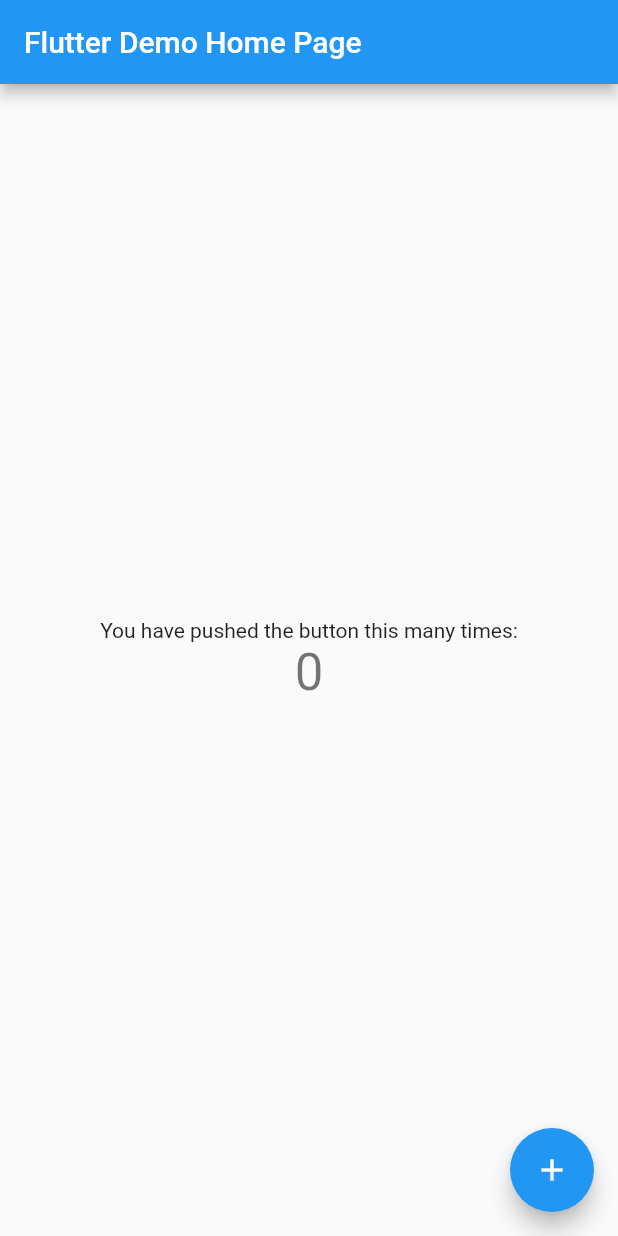
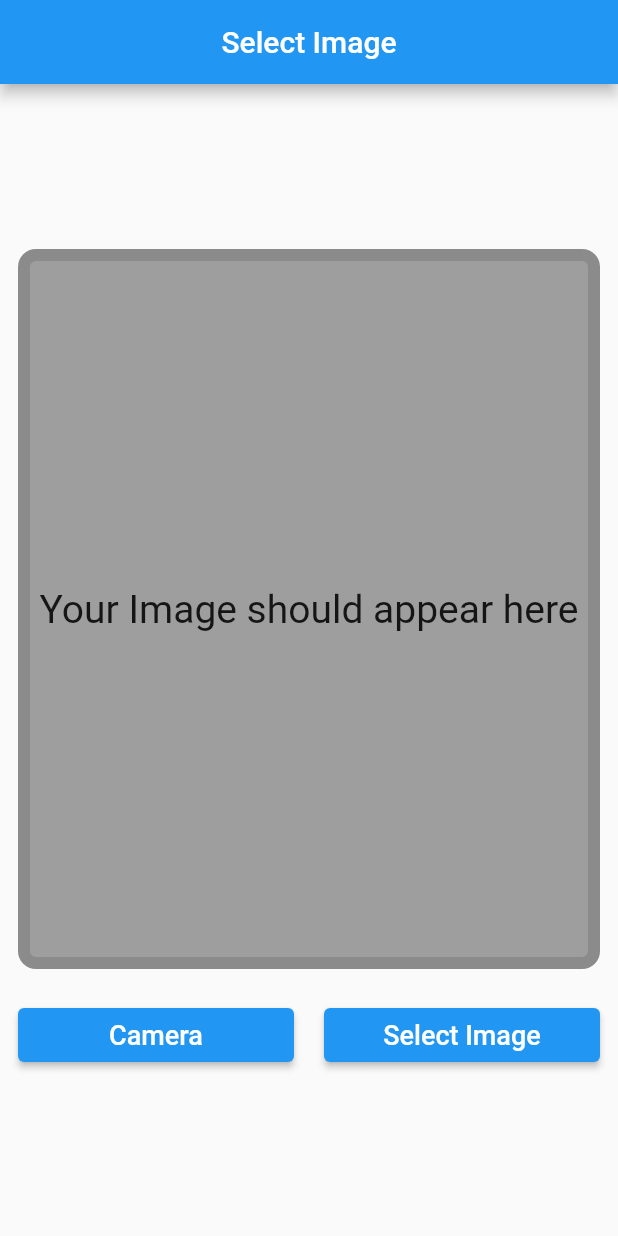
Before and after one commit to sunrize67/HousePaint, a Flutter app: the screen it shows after launch, on a phone screen of 412 x 824 dp. Run offline on Flutter 3.47's test engine with Material 2 defaults, Android fonts, the phone set to English and light mode, and no system bars; our stand-ins replace image_picker.

Commit message:
Find code to save image variable – camera Fixes #4

```diff
--- a/house_app/lib/main.dart
+++ b/house_app/lib/main.dart
@@ -1,115 +1,94 @@
+import 'dart:io';
 import 'package:flutter/material.dart';
+import 'package:image_picker/image_picker.dart';
 
 void main() {
-  runApp(const MyApp());
+  runApp(const MaterialApp(
+    home: ImageSelect(),
+  ));
 }
 
-class MyApp extends StatelessWidget {
-  const MyApp({Key? key}) : super(key: key);
+class ImageSelect extends StatefulWidget {
+  const ImageSelect({Key? key}) : super(key: key);
 
-  // This widget is the root of your application.
   @override
-  Widget build(BuildContext context) {
-    return MaterialApp(
-      title: 'Flutter Demo',
-      theme: ThemeData(
-        // This is the theme of your application.
-        //
-        // Try running your application with "flutter run". You'll see the
-        // application has a blue toolbar. Then, without quitting the app, try
-        // changing the primarySwatch below to Colors.green and then invoke
-        // "hot reload" (press "r" in the console where you ran "flutter run",
-        // or simply save your changes to "hot reload" in a Flutter IDE).
-        // Notice that the counter didn't reset back to zero; the application
-        // is not restarted.
-        primarySwatch: Colors.blue,
-      ),
-      home: const MyHomePage(title: 'Flutter Demo Home Page'),
-    );
-  }
+  _ImageSelectState createState() => _ImageSelectState();
 }
 
-class MyHomePage extends StatefulWidget {
-  const MyHomePage({Key? key, required this.title}) : super(key: key);
-
-  // This widget is the home page of your application. It is stateful, meaning
-  // that it has a State object (defined below) that contains fields that affect
-  // how it looks.
-
-  // This class is the configuration for the state. It holds the values (in this
-  // case the title) provided by the parent (in this case the App widget) and
-  // used by the build method of the State. Fields in a Widget subclass are
-  // always marked "final".
-
-  final String title;
-
-  @override
-  State<MyHomePage> createState() => _MyHomePageState();
-}
-
-class _MyHomePageState extends State<MyHomePage> {
-  int _counter = 0;
-
-  void _incrementCounter() {
-    setState(() {
-      // This call to setState tells the Flutter framework that something has
-      // changed in this State, which causes it to rerun the build method below
-      // so that the display can reflect the updated values. If we changed
-      // _counter without calling setState(), then the build method would not be
-      // called again, and so nothing would appear to happen.
-      _counter++;
-    });
-  }
+class _ImageSelectState extends State<ImageSelect> {
+  File? imageFile;
 
   @override
   Widget build(BuildContext context) {
-    // This method is rerun every time setState is called, for instance as done
-    // by the _incrementCounter method above.
-    //
-    // The Flutter framework has been optimized to make rerunning build methods
-    // fast, so that you can just rebuild anything that needs updating rather
-    // than having to individually change instances of widgets.
     return Scaffold(
         appBar: AppBar(
-        // Here we take the value from the MyHomePage object that was created by
-        // the App.build method, and use it to set our appbar title.
-        title: Text(widget.title),
+          title: const Text('Select Image'),
+          centerTitle: true,
         ),
-      body: Center(
-        // Center is a layout widget. It takes a single child and positions it
-        // in the middle of the parent.
+        body: Padding(
+            padding: const EdgeInsets.all(12.0),
             child: Column(
-          // Column is also a layout widget. It takes a list of children and
-          // arranges them vertically. By default, it sizes itself to fit its
-          // children horizontally, and tries to be as tall as its parent.
-          //
-          // Invoke "debug painting" (press "p" in the console, choose the
-          // "Toggle Debug Paint" action from the Flutter Inspector in Android
-          // Studio, or the "Toggle Debug Paint" command in Visual Studio Code)
-          // to see the wireframe for each widget.
-          //
-          // Column has various properties to control how it sizes itself and
-          // how it positions its children. Here we use mainAxisAlignment to
-          // center the children vertically; the main axis here is the vertical
-          // axis because Columns are vertical (the cross axis would be
-          // horizontal).
               mainAxisAlignment: MainAxisAlignment.center,
-          children: <Widget>[
-            const Text(
-              'You have pushed the button this many times:',
+              children: [
+                if (imageFile != null)
+                  Container(
+                    width: 640,
+                    height: 480,
+                    alignment: Alignment.center,
+                    decoration: BoxDecoration(
+                      color: Colors.grey,
+                      image: DecorationImage(image: FileImage(imageFile!)),
+                      border: Border.all(width: 8, color: Colors.black12),
+                      borderRadius: BorderRadius.circular(12.0),
                     ),
-            Text(
-              '$_counter',
-              style: Theme.of(context).textTheme.headline4,
+                  )
+                else
+                  Container(
+                    width: 640,
+                    height: 480,
+                    alignment: Alignment.center,
+                    decoration: BoxDecoration(
+                      color: Colors.grey,
+                      border: Border.all(width: 8, color: Colors.black12),
+                      borderRadius: BorderRadius.circular(12.0),
+                    ),
+                    child: const Text(
+                      'Your Image should appear here',
+                      style: TextStyle(fontSize: 26),
+                    ),
+                  ),
+                const SizedBox(height: 20),
+                Row(
+                  children: [
+                    Expanded(
+                      child: ElevatedButton(
+                          onPressed: () => getImage(source: ImageSource.camera),
+                          child: const Text('Camera',
+                              style: TextStyle(fontSize: 18))),
+                    ),
+                    const SizedBox(
+                      width: 20,
+                    ),
+                    Expanded(
+                      child: ElevatedButton(
+                          onPressed: () =>
+                              getImage(source: ImageSource.gallery),
+                          child: const Text('Select Image',
+                              style: TextStyle(fontSize: 18))),
                     ),
                   ],
                 ),
-      ),
-      floatingActionButton: FloatingActionButton(
-        onPressed: _incrementCounter,
-        tooltip: 'Increment',
-        child: const Icon(Icons.add),
-      ), // This trailing comma makes auto-formatting nicer for build methods.
-    );
+              ],
+            )));
+  }
+
+  void getImage({required ImageSource source}) async {
+    final file = await ImagePicker().pickImage(source: source);
+
+    if (file?.path != null) {
+      setState(() {
+        imageFile = File(file!.path);
+      });
     }
   }
+}
--- a/house_app/pubspec.yaml
+++ b/house_app/pubspec.yaml
@@ -34,6 +34,7 @@ dependencies:
   # The following adds the Cupertino Icons font to your application.
   # Use with the CupertinoIcons class for iOS style icons.
   cupertino_icons: ^1.0.2
+  image_picker: ^0.8.4+5
 
 dev_dependencies:
   flutter_test:
```
Also changed, not shown: house_app/pubspec.lock, 1 other file. Lines whose indentation alone changed are shown as unchanged.
